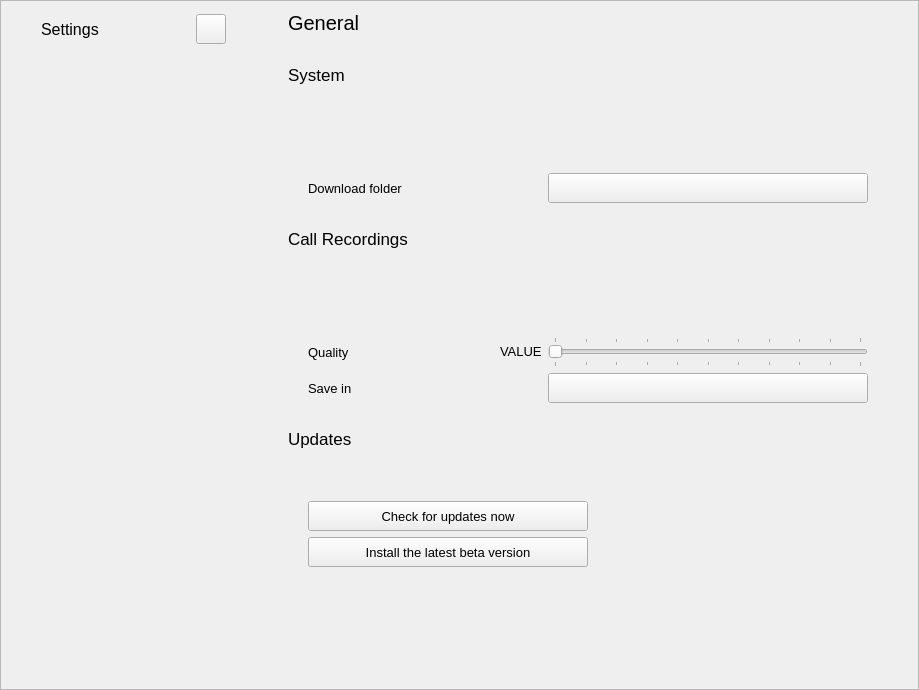
Above: src/settingswidget.ui from savoirfairelinux/jami-client-windows before the change. Below: the same form after it.
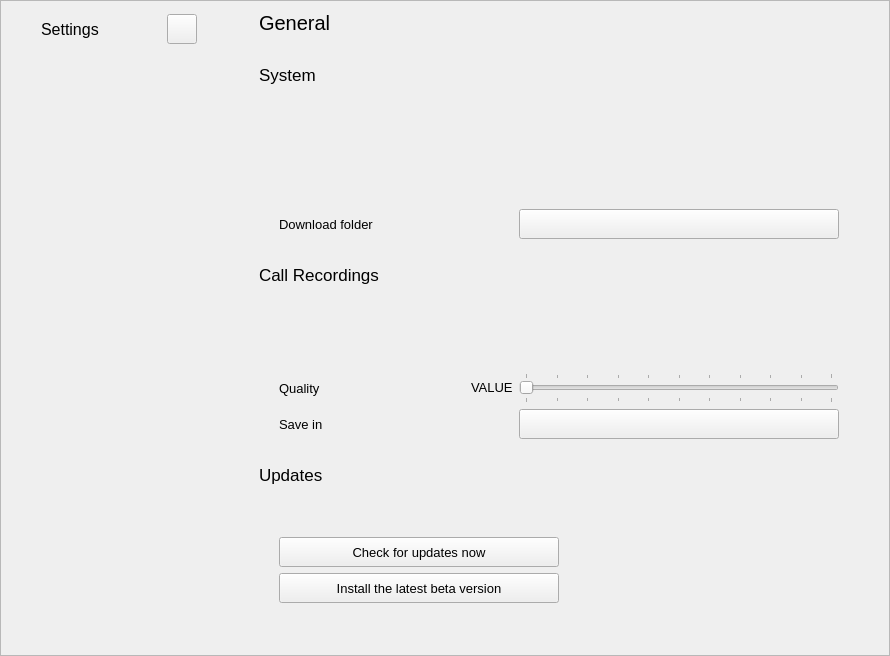
That is the form after the change. The open tabs and pages were chosen to show the change. Icons and pictures are not drawn. Custom widgets are drawn as their Qt base class.

Commit message: settingswidget: add option for enabling or disabling running the application on startup

What changed in the file:
```diff
--- a/src/settingswidget.ui
+++ b/src/settingswidget.ui
@@ -6,8 +6,8 @@
    <rect>
     <x>0</x>
     <y>0</y>
-    <width>919</width>
-    <height>690</height>
+    <width>890</width>
+    <height>656</height>
    </rect>
   </property>
   <property name="windowTitle">
@@ -39,8 +39,8 @@
        <rect>
         <x>0</x>
         <y>0</y>
-        <width>917</width>
-        <height>688</height>
+        <width>888</width>
+        <height>654</height>
        </rect>
       </property>
       <layout class="QGridLayout" name="gridLayout_2">
@@ -668,6 +668,34 @@
                             </item>
                            </layout>
                           </item>
+                          <item>
+                           <layout class="QHBoxLayout" name="applicationOnStartUpLayout">
+                            <item>
+                             <widget class="ToggleSwitch" name="applicationOnStartUpCheckBox" native="true">
+                              <property name="sizePolicy">
+                               <sizepolicy hsizetype="Expanding" vsizetype="Fixed">
+                                <horstretch>0</horstretch>
+                                <verstretch>0</verstretch>
+                               </sizepolicy>
+                              </property>
+                              <property name="minimumSize">
+                               <size>
+                                <width>0</width>
+                                <height>30</height>
+                               </size>
+                              </property>
+                              <property name="font">
+                               <font>
+                                <pointsize>10</pointsize>
+                               </font>
+                              </property>
+                              <property name="text" stdset="0">
+                               <string>Run on Startup</string>
+                              </property>
+                             </widget>
+                            </item>
+                           </layout>
+                          </item>
                           <item>
                            <layout class="QHBoxLayout" name="horizontalLayout_22">
                             <property name="leftMargin">
```
The commit also changes 2 other files.
